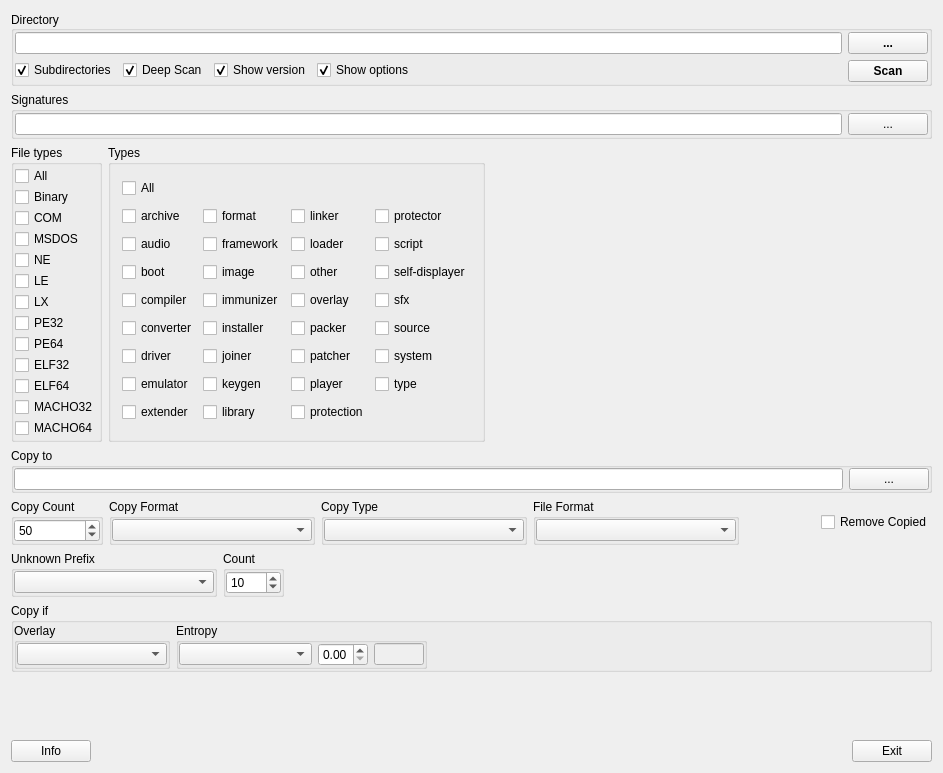
Before: the Qt Designer form gui_source/guimainwindow.ui in horsicq/DIE-sort, drawn with Qt 5.
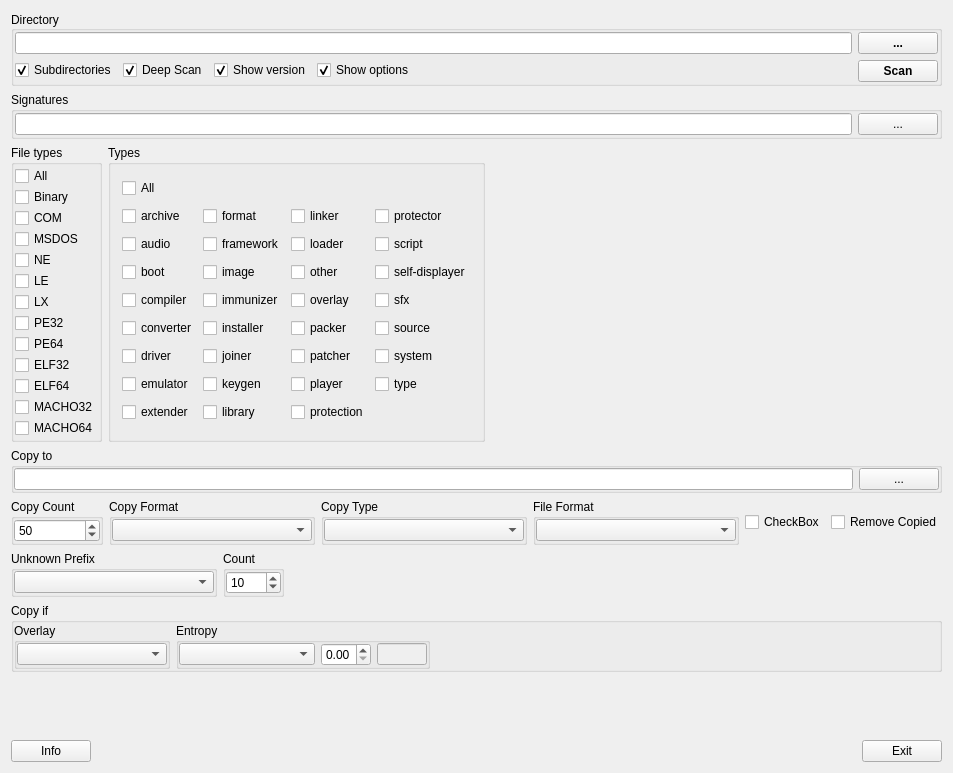
After: the same form once the commit is applied.

Patch:
```diff
--- a/gui_source/guimainwindow.ui
+++ b/gui_source/guimainwindow.ui
@@ -106,7 +106,6 @@
           <widget class="QPushButton" name="pushButtonOpenDirectory">
            <property name="font">
             <font>
-             <weight>75</weight>
              <bold>true</bold>
             </font>
            </property>
@@ -119,7 +118,6 @@
           <widget class="QPushButton" name="pushButtonScan">
            <property name="font">
             <font>
-             <weight>75</weight>
              <bold>true</bold>
             </font>
            </property>
@@ -706,6 +704,13 @@
         </property>
        </spacer>
       </item>
+      <item>
+       <widget class="QCheckBox" name="checkBoxCopyTheFirstOnly">
+        <property name="text">
+         <string>CheckBox</string>
+        </property>
+       </widget>
+      </item>
       <item>
        <widget class="QCheckBox" name="checkBoxRemoveCopied">
         <property name="text">
```
